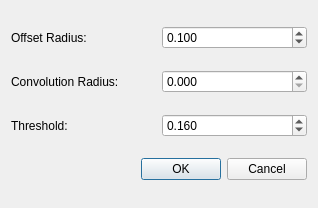
Old version of the form Polyhedron/demo/Polyhedron/Plugins/Point_set/Features_detection_plugin.ui in the repository CGAL/cgal.
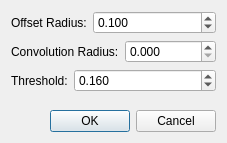
New version of the form.

Commit message: Rework Features_detection UI

```diff
--- a/Polyhedron/demo/Polyhedron/Plugins/Point_set/Features_detection_plugin.ui
+++ b/Polyhedron/demo/Polyhedron/Plugins/Point_set/Features_detection_plugin.ui
@@ -6,8 +6,8 @@
    <rect>
     <x>0</x>
     <y>0</y>
-    <width>318</width>
-    <height>208</height>
+    <width>227</width>
+    <height>143</height>
    </rect>
   </property>
   <property name="windowTitle">
@@ -15,7 +15,7 @@
   </property>
   <layout class="QVBoxLayout" name="verticalLayout">
    <item>
-    <layout class="QHBoxLayout" name="horizontalLayout">
+    <layout class="QHBoxLayout" name="horizontalLayout" stretch="0,1">
      <item>
       <widget class="QLabel" name="label">
        <property name="text">
@@ -39,7 +39,7 @@
     </layout>
    </item>
    <item>
-    <layout class="QHBoxLayout" name="horizontalLayout_3">
+    <layout class="QHBoxLayout" name="horizontalLayout_3" stretch="0,1">
      <item>
       <widget class="QLabel" name="label_2">
        <property name="text">
@@ -60,7 +60,7 @@
     </layout>
    </item>
    <item>
-    <layout class="QHBoxLayout" name="horizontalLayout_2">
+    <layout class="QHBoxLayout" name="horizontalLayout_2" stretch="0,1">
      <item>
       <widget class="QLabel" name="label_3">
        <property name="text">
@@ -83,6 +83,19 @@
      </item>
     </layout>
    </item>
+   <item>
+    <spacer name="verticalSpacer">
+     <property name="orientation">
+      <enum>Qt::Vertical</enum>
+     </property>
+     <property name="sizeHint" stdset="0">
+      <size>
+       <width>20</width>
+       <height>40</height>
+      </size>
+     </property>
+    </spacer>
+   </item>
    <item>
     <widget class="QDialogButtonBox" name="buttonBox">
      <property name="orientation">
```
The commit also changes 2 other files.
